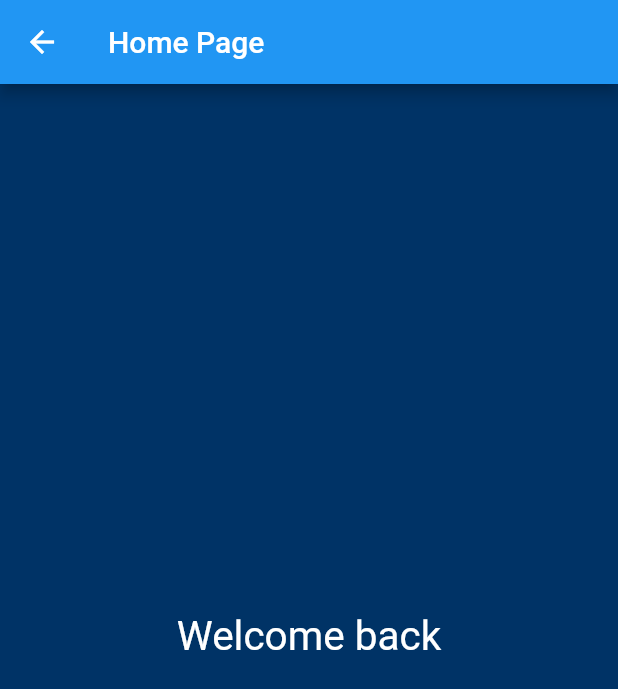
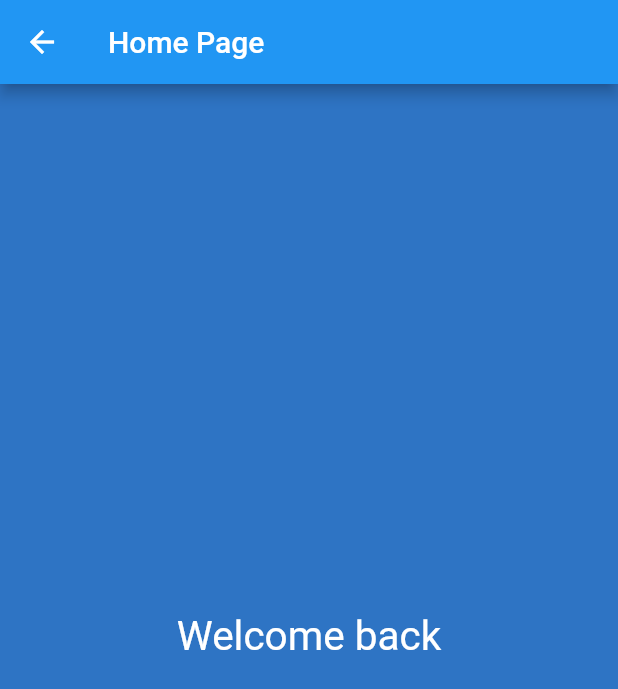
Before and after one commit to Nazarmazar/flutter-labs, a Flutter app: the screen it shows after launch, after a tap on "Login", on a phone screen of 412 x 824 dp. Shown: the top 689 px of the screen. Run offline on Flutter 3.47's test engine with Material 2 defaults, Android fonts, the phone set to English and light mode, and no system bars.

Commit message:
UI changes

```diff
--- a/lib/main.dart
+++ b/lib/main.dart
@@ -14,8 +14,9 @@ class MyApp extends StatelessWidget {
     return const MaterialApp(
 
       home: Scaffold(
-        backgroundColor: Color.fromRGBO(0, 51, 102,1),
+        backgroundColor: Color.fromRGBO(46, 116, 196, 1.0),
         body: MyStatefulWidget(),
+
       ),
     );
   }
@@ -27,21 +28,15 @@ class MyStatefulWidget extends StatefulWidget {
   @override
   State<MyStatefulWidget> createState() => _MyStatefulWidgetState();
 }
-
 class _MyStatefulWidgetState extends State<MyStatefulWidget> {
   TextEditingController nameController = TextEditingController();
   TextEditingController surnameController = TextEditingController();
-
   @override
   Widget build(BuildContext context) {
-
     return Padding(
-
         padding: const EdgeInsets.all(10),
         child: ListView(
-
           children: <Widget>[
-
             Center(
               child: Container(
                 height: 200,
@@ -58,7 +53,6 @@ class _MyStatefulWidgetState extends State<MyStatefulWidget> {
                 ),
               ),
             ),
-
             Container(
               padding: const EdgeInsets.all(10),
               child: TextField(
@@ -67,18 +61,12 @@ class _MyStatefulWidgetState extends State<MyStatefulWidget> {
                     color: Colors.white
                 ),
                 controller: nameController,
-
                 decoration: InputDecoration(
-
-
                   border: OutlineInputBorder(
-
-                    borderSide: const BorderSide(color: Colors.white),
+                    borderSide: const BorderSide(),
                     borderRadius: BorderRadius.circular(30)
                   ),
-
                   labelText: "Name",
-
                 ),
               ),
             ),
@@ -88,14 +76,13 @@ class _MyStatefulWidgetState extends State<MyStatefulWidget> {
                 style: const TextStyle(
                   color: Colors.white,
                   fontSize: 17,
-
                 ),
-
                 controller: surnameController,
                 decoration: InputDecoration(
                   border: OutlineInputBorder(
-                      borderSide: const BorderSide(),
-                      borderRadius: BorderRadius.circular(30)
+
+                      borderSide: const BorderSide(color: Colors.white),
+                      borderRadius: BorderRadius.circular(50)
                   ),
                   labelText: 'Surname',
                 ),
@@ -103,51 +90,39 @@ class _MyStatefulWidgetState extends State<MyStatefulWidget> {
             ),
             Container(
                 height: 50,
-                padding: const EdgeInsets.fromLTRB(10, 10, 10, 0),
-
+                padding: const EdgeInsets.fromLTRB(10, 10, 10, 10),
                 child: ElevatedButton(
-
-
+                    style: ElevatedButton.styleFrom(
+                        backgroundColor: Color.fromRGBO(83, 13, 215, 1.0),
+                        fixedSize: const Size(50, 20),
+                        shape: RoundedRectangleBorder(
+                            borderRadius: BorderRadius.circular(50))),
                   child: const Text('Login'),
                   onPressed: (){
-
                     Navigator.push(context, MaterialPageRoute(builder: (context) {
                       return NewRoute(surnameController.text,nameController.text);
-
                     }));
                   }
                 )
             ),
-
-
           ],
         ));
   }
 }
 
-
-
-
-
-
 class NewRoute extends StatelessWidget {
   final String password,name;
     const NewRoute(this.password, this.name, {super.key});
-
   @override
   Widget build(BuildContext context) {
     return Scaffold(
-      backgroundColor: const Color.fromRGBO(0, 51, 102,1),
+      backgroundColor: const Color.fromRGBO(46, 116, 196, 1.0),
       appBar: AppBar(
         title: const Text("Home Page"),
-
       ),
       body: Center(
         child: Text('Welcome back\n$name $password',
         style: const TextStyle(color: Colors.white,fontSize: 27),)
-
-
-
       ),
     );
   }
```
